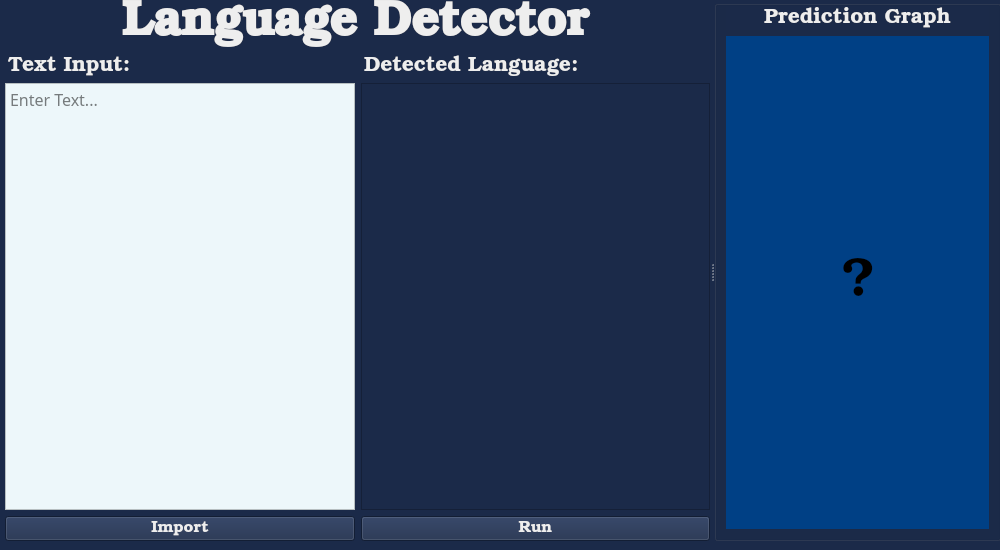
First picture: the form in src/design.ui, repository shaoruu/language-detector, before the edit.
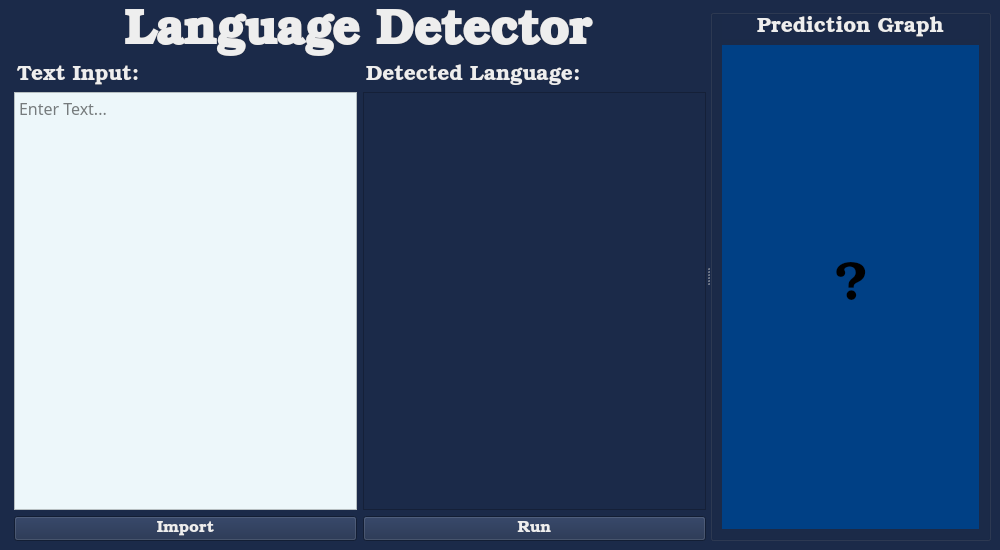
Second picture: the form after the edit.

Commit message: feat: flexible ui

The edit to the form file:
```diff
--- a/src/design.ui
+++ b/src/design.ui
@@ -10,18 +10,6 @@
     <height>550</height>
    </rect>
   </property>
-  <property name="minimumSize">
-   <size>
-    <width>1000</width>
-    <height>550</height>
-   </size>
-  </property>
-  <property name="maximumSize">
-   <size>
-    <width>1000</width>
-    <height>550</height>
-   </size>
-  </property>
   <property name="windowTitle">
    <string>MainWindow</string>
   </property>
@@ -29,15 +17,9 @@
    <string notr="true">background-color: rgb(27, 42, 73);</string>
   </property>
   <widget class="QWidget" name="centralwidget">
+   <layout class="QGridLayout" name="gridLayout">
+    <item row="0" column="0">
    <widget class="QSplitter" name="splitter">
-    <property name="geometry">
-     <rect>
-      <x>0</x>
-      <y>0</y>
-      <width>1001</width>
-      <height>541</height>
-     </rect>
-    </property>
     <property name="orientation">
      <enum>Qt::Horizontal</enum>
     </property>
@@ -318,6 +300,8 @@
      </layout>
     </widget>
    </widget>
+    </item>
+   </layout>
   </widget>
  </widget>
  <resources/>
```
Lines whose indentation alone changed are shown as unchanged. The commit also changes 1 other file.
